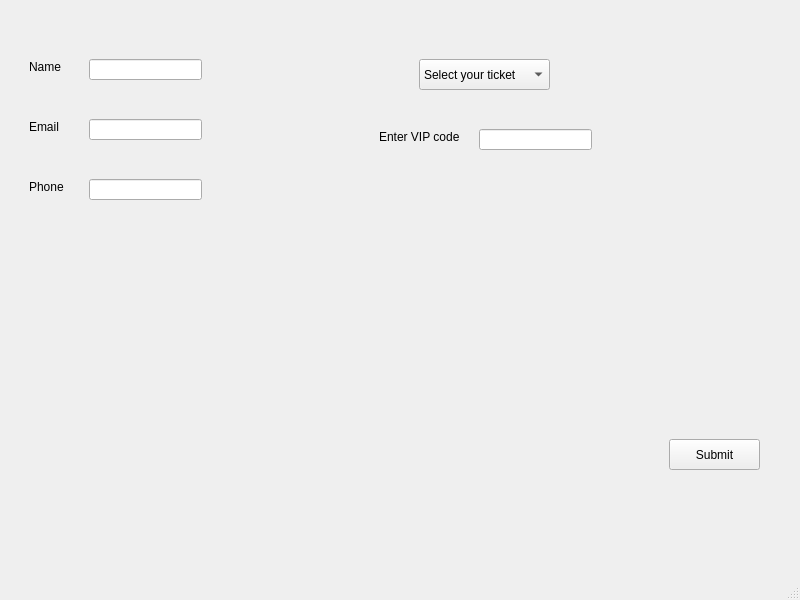
Above: gui.ui from khadijath-dot/Python-Project---Event-Manager before the change. Below: the same form after it.
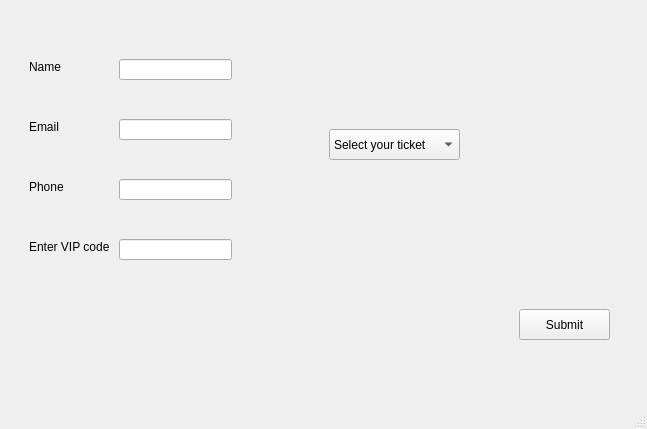
That is the form after the change.

Patch:
```diff
--- a/gui.ui
+++ b/gui.ui
@@ -6,10 +6,22 @@
    <rect>
     <x>0</x>
     <y>0</y>
-    <width>800</width>
-    <height>600</height>
+    <width>647</width>
+    <height>429</height>
    </rect>
   </property>
+  <property name="minimumSize">
+   <size>
+    <width>647</width>
+    <height>429</height>
+   </size>
+  </property>
+  <property name="maximumSize">
+   <size>
+    <width>647</width>
+    <height>429</height>
+   </size>
+  </property>
   <property name="windowTitle">
    <string>MainWindow</string>
   </property>
@@ -17,6 +29,12 @@
    <layout class="QGridLayout" name="gridLayout">
     <item row="0" column="1">
      <widget class="QStackedWidget" name="stackedWidget">
+      <property name="minimumSize">
+       <size>
+        <width>0</width>
+        <height>0</height>
+       </size>
+      </property>
       <property name="currentIndex">
        <number>1</number>
       </property>
@@ -85,7 +103,7 @@
        <widget class="QLineEdit" name="input_name">
         <property name="geometry">
          <rect>
-          <x>80</x>
+          <x>110</x>
           <y>50</y>
           <width>113</width>
           <height>21</height>
@@ -95,7 +113,7 @@
        <widget class="QLineEdit" name="input_phone">
         <property name="geometry">
          <rect>
-          <x>80</x>
+          <x>110</x>
           <y>170</y>
           <width>113</width>
           <height>21</height>
@@ -105,7 +123,7 @@
        <widget class="QLineEdit" name="input_email">
         <property name="geometry">
          <rect>
-          <x>80</x>
+          <x>110</x>
           <y>110</y>
           <width>113</width>
           <height>21</height>
@@ -154,8 +172,8 @@
        <widget class="QComboBox" name="combo_ticket">
         <property name="geometry">
          <rect>
-          <x>410</x>
-          <y>50</y>
+          <x>320</x>
+          <y>120</y>
           <width>131</width>
           <height>31</height>
          </rect>
@@ -187,8 +205,8 @@
        <widget class="QLineEdit" name="input_vip">
         <property name="geometry">
          <rect>
-          <x>470</x>
-          <y>120</y>
+          <x>110</x>
+          <y>230</y>
           <width>113</width>
           <height>21</height>
          </rect>
@@ -197,8 +215,8 @@
        <widget class="QLabel" name="label_vipcode">
         <property name="geometry">
          <rect>
-          <x>370</x>
-          <y>120</y>
+          <x>20</x>
+          <y>230</y>
           <width>81</width>
           <height>16</height>
          </rect>
@@ -210,8 +228,8 @@
        <widget class="QPushButton" name="button_submit">
         <property name="geometry">
          <rect>
-          <x>660</x>
-          <y>430</y>
+          <x>510</x>
+          <y>300</y>
           <width>91</width>
           <height>31</height>
          </rect>
@@ -223,8 +241,8 @@
        <widget class="QLabel" name="label_status">
         <property name="geometry">
          <rect>
-          <x>250</x>
-          <y>440</y>
+          <x>170</x>
+          <y>310</y>
           <width>241</width>
           <height>41</height>
          </rect>
```
Left out of the diff: 19 changed lines with no effect on the pictures.
